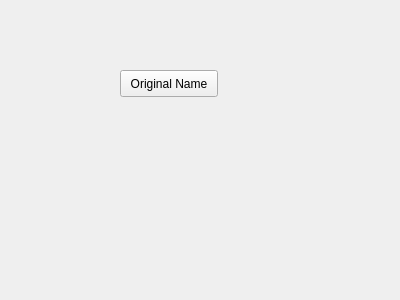
Qt form rqt_mypkg/resource/MyPlugin.ui (ChoKasem/rqt_tut) before a commit.
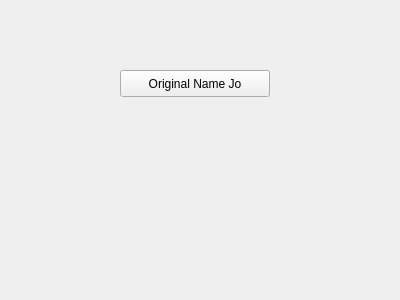
The same form after that commit.

Commit message: create readme

The edit to the form file:
```diff
--- a/rqt_mypkg/resource/MyPlugin.ui
+++ b/rqt_mypkg/resource/MyPlugin.ui
@@ -18,12 +18,12 @@
     <rect>
      <x>120</x>
      <y>70</y>
-     <width>98</width>
+                    <width>150</width>
      <height>27</height>
     </rect>
    </property>
    <property name="text">
-    <string>Original Name</string>
+                <string>Original Name Jo</string>
    </property>
   </widget>
  </widget>
```
Lines whose indentation alone changed are shown as unchanged. The commit also changes 2 other files.
